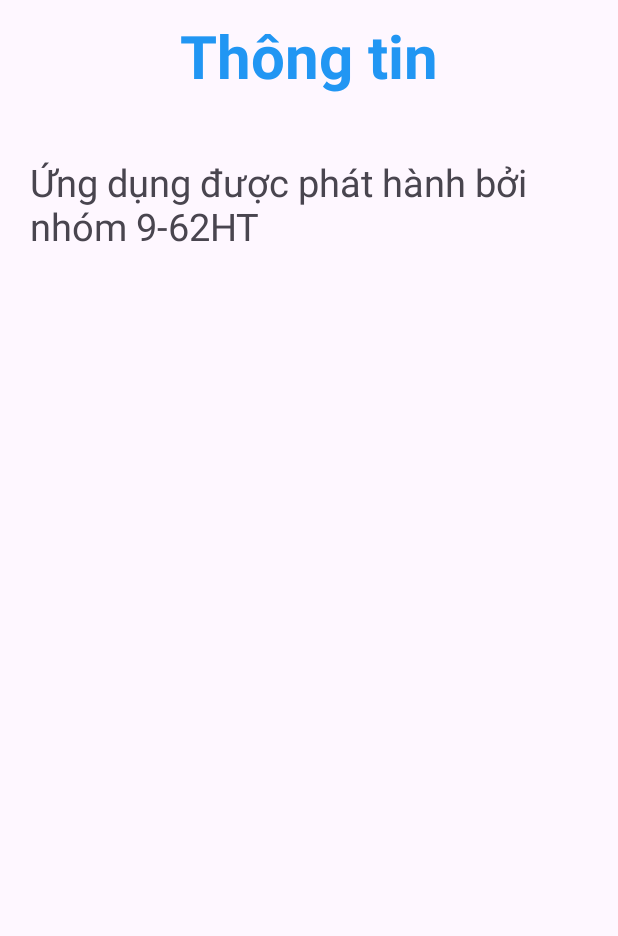
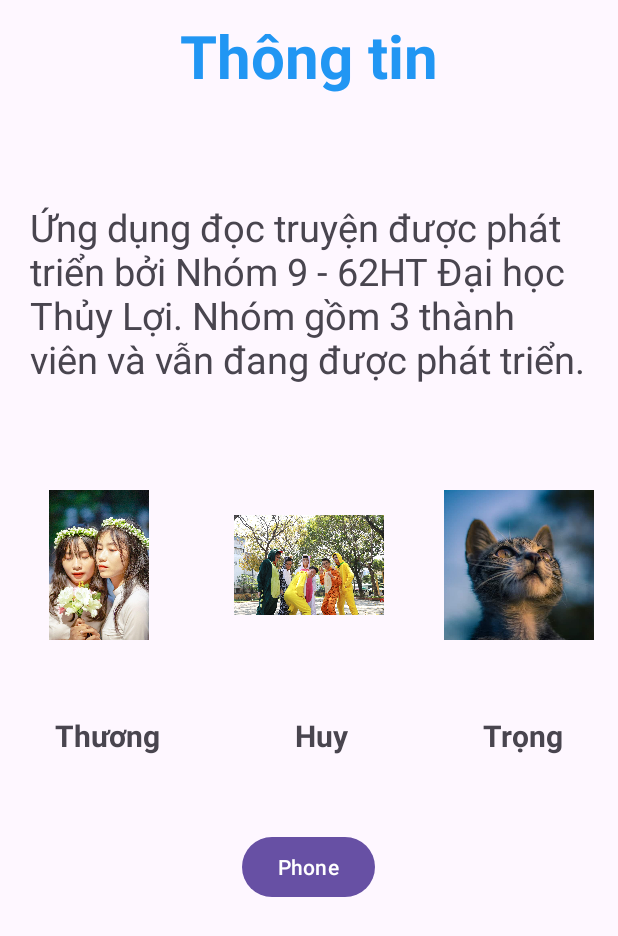
Before and after one commit to truongthihathuong/App-Book-Reading, an Android app: the MainThongTin screen opened directly, with no data from a screen before it, on a phone screen of 412 x 824 dp. Shown: the top 936 px of the screen. Run offline under Robolectric (Android 15) with nearby library versions, the phone set to English and light mode, and no system bars; our stand-ins replace AdMob.

Commit message:
ooooo no

```diff
--- a/app/src/main/java/com/example/myapplication/MainActivity.java
+++ b/app/src/main/java/com/example/myapplication/MainActivity.java
@@ -115,6 +115,7 @@ public class MainActivity extends AppCompatActivity {
                 }
             }
         });
+
     }
     @SuppressLint("RestrictedApi")
     private void ActionBar()
--- a/app/src/main/java/com/example/myapplication/MainThongTin.java
+++ b/app/src/main/java/com/example/myapplication/MainThongTin.java
@@ -1,23 +1,97 @@
 package com.example.myapplication;
 
+import androidx.annotation.NonNull;
 import androidx.appcompat.app.AppCompatActivity;
 
+import android.content.Intent;
+import android.net.Uri;
 import android.os.Bundle;
+import android.provider.SyncStateContract;
+import android.view.View;
+import android.widget.Button;
 import android.widget.TextView;
 
+//import com.google.android.gms.ads.AdListener;
+//import com.google.android.gms.ads.AdRequest;
+//import com.google.android.gms.ads.AdView;
+//import com.google.android.gms.ads.MobileAds;
+//import com.google.android.gms.ads.initialization.InitializationStatus;
+//import com.google.android.gms.ads.initialization.OnInitializationCompleteListener;
+
+import java.net.URI;
+
 public class MainThongTin extends AppCompatActivity {
-    TextView txtThongtinapp;
+
+//    TextView txtThongtinapp;
+    TextView ifimg1;
+    TextView ifimg2;
+    TextView ifimg3;
+    Button ifPhone;
 
     @Override
     protected void onCreate(Bundle savedInstanceState) {
         super.onCreate(savedInstanceState);
         setContentView(R.layout.activity_main_thong_tin);
-        txtThongtinapp = findViewById(R.id.textviewthongtin);
+//        txtThongtinapp = findViewById(R.id.textviewthongtin);
 
-        String thongtin = "Ứng dụng được phát hành bởi nhóm 9-62HT";
 
-        txtThongtinapp.setText(thongtin);
+
+//        String thongtin = "Liên hệ với chúng tôi:";
+//
+//        txtThongtinapp.setText(thongtin);
+
+        ifimg1 = findViewById(R.id.if_img1);
+        ifimg2 = findViewById(R.id.if_img2);
+        ifimg3 = findViewById(R.id.if_img3);
+        ifPhone = findViewById(R.id.if_Phone);
+
+        ifimg1.setOnClickListener(new View.OnClickListener() {
+            @Override
+            public void onClick(View v) {
+
+                gotoUrl("https://www.facebook.com/hathuong037");
+            }
+        });
+
+        ifimg2.setOnClickListener(new View.OnClickListener() {
+            @Override
+            public void onClick(View v) {
+                gotoUrl("https://www.facebook.com/bqhuy2211");
+            }
+        });
+
+        ifimg3.setOnClickListener(new View.OnClickListener() {
+            @Override
+            public void onClick(View v) {
+                gotoUrl("https://www.facebook.com/profile.php?id=100027890130775");
+            }
+        });
+
+        ifPhone.setOnClickListener(new View.OnClickListener() {
+            @Override
+            public void onClick(View v) {
+                Intent callIntent = new Intent(Intent.ACTION_VIEW);
+                callIntent.setData(Uri.parse("tel: 0825888834"));
+                startActivity(callIntent);
+            }
+        });
+
+//        MobileAds.initialize(this, new OnInitializationCompleteListener() {
+//            @Override
+//            public void onInitializationComplete(@NonNull InitializationStatus initializationStatus) {
+//            }
+//        });
+//
+//        AdView mAdView = findViewById(R.id.adView);
+//        AdRequest adRequest = new AdRequest.Builder().build();
+//        mAdView.loadAd(adRequest);
+
 
 
     }
+
+    private void gotoUrl(String s) {
+        Uri uri = Uri.parse(s);
+        startActivity(new Intent(Intent.ACTION_VIEW,uri));
+    }
 }
--- a/app/src/main/res/layout/activity_main_thong_tin.xml
+++ b/app/src/main/res/layout/activity_main_thong_tin.xml
@@ -5,6 +5,7 @@
     android:layout_width="match_parent"
     android:layout_height="match_parent"
     android:orientation="vertical"
+    android:gravity="center_horizontal"
     tools:context=".MainThongTin">
 
     <TextView
@@ -15,14 +16,103 @@
         android:textSize="40sp"
         android:text="Thông tin"
         android:layout_width="wrap_content"
-        android:layout_height="wrap_content"></TextView>
+        android:layout_height="wrap_content">
+    </TextView>
 
     <TextView
         android:id="@+id/textviewthongtin"
+        android:layout_width="match_parent"
+        android:layout_height="wrap_content"
+        android:layout_marginTop="50dp"
         android:padding="20dp"
         android:textSize="25sp"
-        android:layout_marginTop="20dp"
-        android:layout_width="match_parent"
-        android:layout_height="match_parent"></TextView>
+        android:text="@string/if_content">
+    </TextView>
+
+<!--    <com.google.android.gms.ads.AdView-->
+<!--        xmlns:ads="http://schemas.android.com/apk/res-auto"-->
+<!--        android:id="@+id/adView"-->
+<!--        android:layout_width="wrap_content"-->
+<!--        android:layout_height="wrap_content"-->
+<!--        android:layout_centerHorizontal="true"-->
+<!--        android:layout_alignParentBottom="true"-->
+<!--        ads:adSize="BANNER"-->
+<!--        ads:adUnitId="ca-app-pub-3225004295534996/9632043208">-->
+<!--    </com.google.android.gms.ads.AdView>-->
+
+    <LinearLayout
+        android:layout_width="wrap_content"
+        android:layout_height="wrap_content"
+        android:layout_marginTop="50dp"
+        android:orientation="horizontal">
+
+        <ImageView
+            android:layout_width="100dp"
+            android:layout_height="100dp"
+            android:layout_marginRight="40sp"
+            android:id="@+id/img1"
+            android:src="@drawable/img1">
+        </ImageView>
+        <ImageView
+            android:layout_width="100dp"
+            android:layout_height="100dp"
+            android:id="@+id/img2"
+            android:src="@drawable/img2">
+        </ImageView>
+        <ImageView
+            android:layout_width="100dp"
+            android:layout_height="100dp"
+            android:layout_marginLeft="40sp"
+            android:id="@+id/img3"
+            android:src="@drawable/img3">
+        </ImageView>
+    </LinearLayout>
+
+    <LinearLayout
+        android:layout_width="wrap_content"
+        android:layout_height="wrap_content"
+        android:orientation="horizontal"
+        android:textAlignment="center">
+
+        <TextView
+            android:layout_width="wrap_content"
+            android:layout_height="wrap_content"
+            android:layout_marginRight="90dp"
+            android:textSize="20sp"
+            android:textStyle="bold"
+            android:text="Thương"
+            android:id="@+id/if_img1"
+            android:layout_marginTop="50dp">
+        </TextView>
+
+        <TextView
+            android:layout_width="wrap_content"
+            android:layout_height="wrap_content"
+            android:textSize="20sp"
+            android:textStyle="bold"
+            android:text="Huy"
+            android:id="@+id/if_img2"
+            android:layout_marginTop="50dp">
+        </TextView>
+
+        <TextView
+            android:layout_width="match_parent"
+            android:layout_height="match_parent"
+            android:layout_marginLeft="90dp"
+            android:textSize="20sp"
+            android:textStyle="bold"
+            android:text="Trọng"
+            android:id="@+id/if_img3"
+            android:layout_marginTop="50dp">
+        </TextView>
+    </LinearLayout>
+
+    <Button
+        android:layout_marginTop="50dp"
+        android:id="@+id/if_Phone"
+        android:layout_height="wrap_content"
+        android:layout_width="wrap_content"
+        android:text="Phone">
+    </Button>
 
 </LinearLayout>
--- a/app/src/main/res/values/strings.xml
+++ b/app/src/main/res/values/strings.xml
@@ -1,3 +1,4 @@
 <resources>
     <string name="app_name">My Application</string>
+    <string name="if_content">Ứng dụng đọc truyện được phát triển bởi Nhóm 9 - 62HT Đại học Thủy Lợi. Nhóm gồm 3 thành viên và vẫn đang được phát triển.</string>
 </resources>
```
Also changed, not shown: app/src/main/AndroidManifest.xml (+8 -0 lines), app/src/main/res/layout/activity_main_dang_bai.xml (+41 -12 lines), app/src/main/res/drawable/img1.jpg (added), app/src/main/res/drawable/img2.jpg (added), app/src/main/res/drawable/img3.jpg (added).
